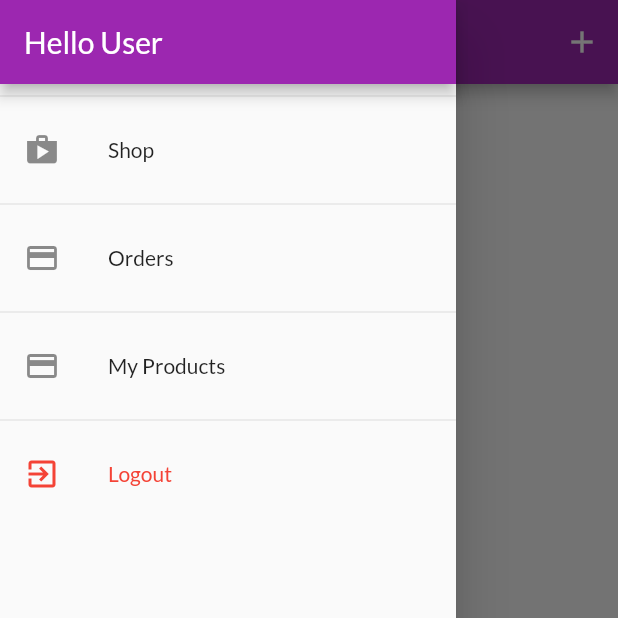
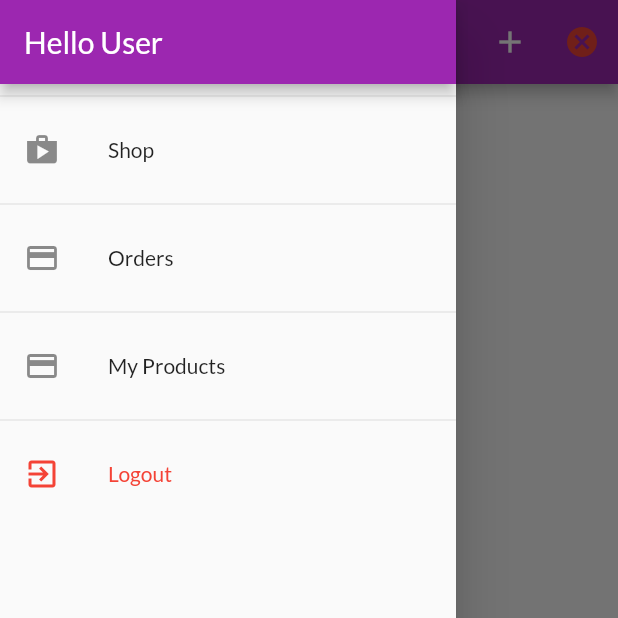
Before and after one commit to Kushalrock/amazine, a Flutter app: the UserProductsScreen screen opened by its route, with the side drawer open, on a phone screen of 412 x 824 dp, the top half of it. Run offline on Flutter 3.47's test engine with Material 2 defaults, Android fonts, the phone set to English and light mode, and no system bars; our stand-ins replace shared_preferences; accounts and stored records are empty; network calls fail.

Commit message:
Partner Functionality made

```diff
--- a/lib/providers/auth.dart
+++ b/lib/providers/auth.dart
@@ -96,14 +96,10 @@ class Auth with ChangeNotifier {
     if (expiryDate.isBefore(DateTime.now())) {
       return false;
     }
-    print(extractedUserData['token']);
 
     _token = extractedUserData['token'];
     _userId = extractedUserData['userId'];
     _expirydate = expiryDate;
-
-    print('yes');
-
     notifyListeners();
     _autoLogout();
 
--- a/lib/providers/products.dart
+++ b/lib/providers/products.dart
@@ -95,7 +95,6 @@ class Products with ChangeNotifier {
 
       _items = loadedProducts;
       notifyListeners();
-      print(extractedData);
     } catch (e) {
       throw (e);
     }
@@ -122,7 +121,6 @@ class Products with ChangeNotifier {
         id: json.decode(value.body)['name'],
       );
       _items.add(newProduct);
-      print(newProduct.id);
       notifyListeners();
     });
   }
--- a/lib/screens/products_overview_screen.dart
+++ b/lib/screens/products_overview_screen.dart
@@ -14,6 +14,7 @@ import '../screens/cart_screen.dart';
 // Provider Imports
 import '../providers/cart.dart';
 import '../providers/products.dart';
+import '../providers/partner.dart';
 
 enum FilterOptions { Favorites, All }
 
@@ -30,6 +31,7 @@ class _ProductsOverViewScreenState extends State<ProductsOverViewScreen> {
   void didChangeDependencies() {
     if (!isInit) {
       _isLoading = true;
+      Provider.of<Partner>(context).partnerStatus();
       Provider.of<Products>(context).fetchAndSetProduct().then((value) {
         setState(() {
           _isLoading = false;
--- a/lib/screens/user_products_screen.dart
+++ b/lib/screens/user_products_screen.dart
@@ -5,9 +5,11 @@ import 'package:provider/provider.dart';
 
 // Providers imports
 import '../providers/products.dart';
+import '../providers/partner.dart';
 
 // SCreens Imports
 import '../screens/edit_product_screen.dart';
+import '../screens/partner_screen.dart';
 
 // Widgets Imports
 import '../widgets/user_product_item.dart';
@@ -33,9 +35,20 @@ class UserProductsScreen extends StatelessWidget {
             },
             icon: const Icon(Icons.add),
           ),
+          IconButton(
+            onPressed: () {
+              Provider.of<Partner>(context, listen: false).revokePartnership();
+            },
+            icon: Icon(
+              Icons.cancel,
+              color: Colors.red,
+            ),
+          ),
         ],
       ),
-      body: FutureBuilder(
+      body: Provider.of<Partner>(context).partner == false
+          ? PartnerScreen()
+          : FutureBuilder(
               future: _refreshProducts(context),
               builder: (ctx, snapshot) =>
                   snapshot.connectionState == ConnectionState.waiting
--- a/lib/widgets/app_drawer.dart
+++ b/lib/widgets/app_drawer.dart
@@ -5,6 +5,7 @@ import 'package:provider/provider.dart';
 
 // Provider imports
 import '../providers/auth.dart';
+import '../providers/partner.dart';
 
 // Screen Imports
 import '../screens/orders_screen.dart';
@@ -40,7 +41,9 @@ class AppDrawer extends StatelessWidget {
           Divider(),
           ListTile(
             leading: Icon(Icons.payment),
-            title: Text('My Products'),
+            title: Provider.of<Partner>(context).partner == false
+                ? Text('Become a partner')
+                : Text('My Products'),
             onTap: () {
               Navigator.of(context)
                   .pushReplacementNamed(UserProductsScreen.routeName);
```
Also changed, not shown: lib/providers/partner.dart (+30 -10 lines), lib/screens/partner_screen.dart (+4 -3 lines). Lines whose indentation alone changed are shown as unchanged.
